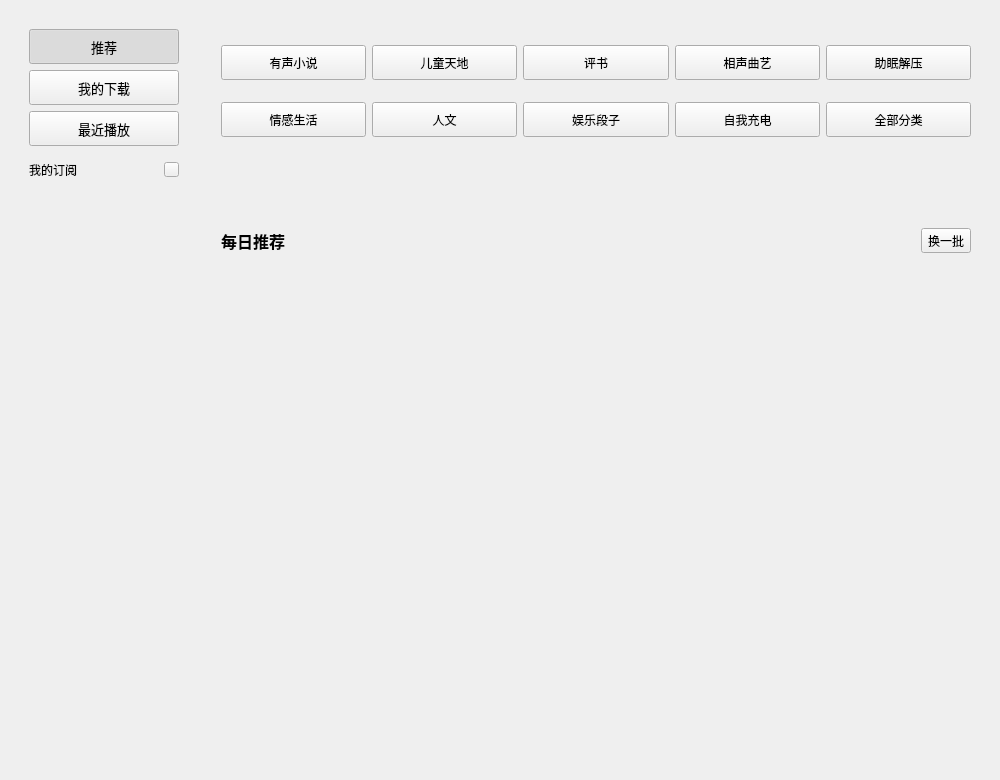
Above: KuGouStart/ListenBook/ListenBook.ui from a-mo-xi-wei/Qt-KuGouAppClient before the change. Below: the same form after it.
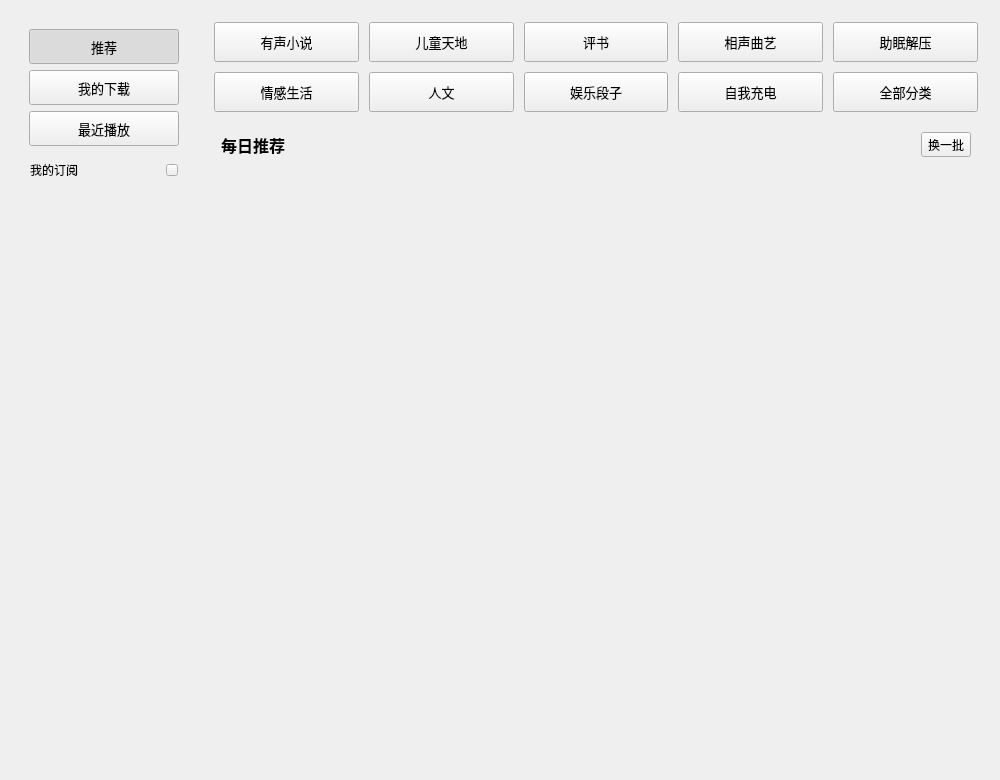
That is the form after the change. Custom widgets are drawn as their Qt base class.

```diff
--- a/KuGouStart/ListenBook/ListenBook.ui
+++ b/KuGouStart/ListenBook/ListenBook.ui
@@ -156,14 +156,14 @@
          <widget class="QToolButton" name="indicator_toolButton">
           <property name="minimumSize">
            <size>
-            <width>15</width>
-            <height>15</height>
+            <width>12</width>
+            <height>12</height>
            </size>
           </property>
           <property name="maximumSize">
            <size>
-            <width>15</width>
-            <height>15</height>
+            <width>12</width>
+            <height>12</height>
            </size>
           </property>
           <property name="cursor">
@@ -172,6 +172,12 @@
           <property name="text">
            <string/>
           </property>
+          <property name="iconSize">
+           <size>
+            <width>10</width>
+            <height>10</height>
+           </size>
+          </property>
           <property name="checkable">
            <bool>true</bool>
           </property>
@@ -199,92 +205,23 @@
     <widget class="QWidget" name="widget_4" native="true">
      <layout class="QVBoxLayout" name="verticalLayout_3">
       <item>
-       <widget class="QWidget" name="widget_3" native="true">
+       <widget class="QWidget" name="classify_widget" native="true">
         <layout class="QGridLayout" name="gridLayout">
-         <item row="0" column="0">
-          <widget class="QToolButton" name="toolButton_5">
-           <property name="sizePolicy">
-            <sizepolicy hsizetype="Expanding" vsizetype="Fixed">
-             <horstretch>0</horstretch>
-             <verstretch>0</verstretch>
-            </sizepolicy>
-           </property>
-           <property name="minimumSize">
-            <size>
-             <width>0</width>
-             <height>35</height>
-            </size>
-           </property>
-           <property name="maximumSize">
-            <size>
-             <width>16777215</width>
-             <height>35</height>
-            </size>
-           </property>
-           <property name="cursor">
-            <cursorShape>PointingHandCursor</cursorShape>
-           </property>
-           <property name="text">
-            <string>有声小说</string>
-           </property>
-          </widget>
-         </item>
-         <item row="0" column="1">
-          <widget class="QToolButton" name="toolButton_6">
-           <property name="sizePolicy">
-            <sizepolicy hsizetype="Expanding" vsizetype="Fixed">
-             <horstretch>0</horstretch>
-             <verstretch>0</verstretch>
-            </sizepolicy>
-           </property>
-           <property name="minimumSize">
-            <size>
-             <width>0</width>
-             <height>35</height>
-            </size>
-           </property>
-           <property name="maximumSize">
-            <size>
-             <width>16777215</width>
-             <height>35</height>
-            </size>
-           </property>
-           <property name="cursor">
-            <cursorShape>PointingHandCursor</cursorShape>
-           </property>
-           <property name="text">
-            <string>儿童天地</string>
-           </property>
-          </widget>
-         </item>
-         <item row="0" column="2">
-          <widget class="QToolButton" name="toolButton_7">
-           <property name="sizePolicy">
-            <sizepolicy hsizetype="Expanding" vsizetype="Fixed">
-             <horstretch>0</horstretch>
-             <verstretch>0</verstretch>
-            </sizepolicy>
-           </property>
-           <property name="minimumSize">
-            <size>
-             <width>0</width>
-             <height>35</height>
-            </size>
-           </property>
-           <property name="maximumSize">
-            <size>
-             <width>16777215</width>
-             <height>35</height>
-            </size>
-           </property>
-           <property name="cursor">
-            <cursorShape>PointingHandCursor</cursorShape>
-           </property>
-           <property name="text">
-            <string>评书</string>
-           </property>
-          </widget>
-         </item>
+         <property name="leftMargin">
+          <number>2</number>
+         </property>
+         <property name="topMargin">
+          <number>2</number>
+         </property>
+         <property name="rightMargin">
+          <number>2</number>
+         </property>
+         <property name="bottomMargin">
+          <number>5</number>
+         </property>
+         <property name="spacing">
+          <number>10</number>
+         </property>
          <item row="0" column="3">
           <widget class="QToolButton" name="toolButton_8">
            <property name="sizePolicy">
@@ -296,15 +233,20 @@
            <property name="minimumSize">
             <size>
              <width>0</width>
-             <height>35</height>
+             <height>40</height>
             </size>
            </property>
            <property name="maximumSize">
             <size>
              <width>16777215</width>
-             <height>35</height>
+             <height>40</height>
             </size>
            </property>
+           <property name="font">
+            <font>
+             <pointsize>10</pointsize>
+            </font>
+           </property>
            <property name="cursor">
             <cursorShape>PointingHandCursor</cursorShape>
            </property>
@@ -313,6 +255,39 @@
            </property>
           </widget>
          </item>
+         <item row="1" column="2">
+          <widget class="QToolButton" name="toolButton_13">
+           <property name="sizePolicy">
+            <sizepolicy hsizetype="Expanding" vsizetype="Fixed">
+             <horstretch>0</horstretch>
+             <verstretch>0</verstretch>
+            </sizepolicy>
+           </property>
+           <property name="minimumSize">
+            <size>
+             <width>0</width>
+             <height>40</height>
+            </size>
+           </property>
+           <property name="maximumSize">
+            <size>
+             <width>16777215</width>
+             <height>40</height>
+            </size>
+           </property>
+           <property name="font">
+            <font>
+             <pointsize>10</pointsize>
+            </font>
+           </property>
+           <property name="cursor">
+            <cursorShape>PointingHandCursor</cursorShape>
+           </property>
+           <property name="text">
+            <string>娱乐段子</string>
+           </property>
+          </widget>
+         </item>
          <item row="0" column="4">
           <widget class="QToolButton" name="toolButton_9">
            <property name="sizePolicy">
@@ -324,15 +299,20 @@
            <property name="minimumSize">
             <size>
              <width>0</width>
-             <height>35</height>
+             <height>40</height>
             </size>
            </property>
            <property name="maximumSize">
             <size>
              <width>16777215</width>
-             <height>35</height>
+             <height>40</height>
             </size>
            </property>
+           <property name="font">
+            <font>
+             <pointsize>10</pointsize>
+            </font>
+           </property>
            <property name="cursor">
             <cursorShape>PointingHandCursor</cursorShape>
            </property>
@@ -341,34 +321,6 @@
            </property>
           </widget>
          </item>
-         <item row="1" column="0">
-          <widget class="QToolButton" name="toolButton_10">
-           <property name="sizePolicy">
-            <sizepolicy hsizetype="Expanding" vsizetype="Fixed">
-             <horstretch>0</horstretch>
-             <verstretch>0</verstretch>
-            </sizepolicy>
-           </property>
-           <property name="minimumSize">
-            <size>
-             <width>0</width>
-             <height>35</height>
-            </size>
-           </property>
-           <property name="maximumSize">
-            <size>
-             <width>16777215</width>
-             <height>35</height>
-            </size>
-           </property>
-           <property name="cursor">
-            <cursorShape>PointingHandCursor</cursorShape>
-           </property>
-           <property name="text">
-            <string>情感生活</string>
-           </property>
-          </widget>
-         </item>
          <item row="1" column="1">
           <widget class="QToolButton" name="toolButton_12">
            <property name="sizePolicy">
@@ -380,15 +332,20 @@
            <property name="minimumSize">
             <size>
              <width>0</width>
-             <height>35</height>
+             <height>40</height>
             </size>
            </property>
            <property name="maximumSize">
             <size>
              <width>16777215</width>
-             <height>35</height>
+             <height>40</height>
             </size>
            </property>
+           <property name="font">
+            <font>
+             <pointsize>10</pointsize>
+            </font>
+           </property>
            <property name="cursor">
             <cursorShape>PointingHandCursor</cursorShape>
            </property>
@@ -397,8 +354,8 @@
            </property>
           </widget>
          </item>
-         <item row="1" column="2">
-          <widget class="QToolButton" name="toolButton_13">
+         <item row="0" column="0">
+          <widget class="QToolButton" name="toolButton_5">
            <property name="sizePolicy">
             <sizepolicy hsizetype="Expanding" vsizetype="Fixed">
              <horstretch>0</horstretch>
@@ -408,20 +365,59 @@
            <property name="minimumSize">
             <size>
              <width>0</width>
-             <height>35</height>
+             <height>40</height>
             </size>
            </property>
            <property name="maximumSize">
             <size>
              <width>16777215</width>
-             <height>35</height>
+             <height>40</height>
             </size>
            </property>
+           <property name="font">
+            <font>
+             <pointsize>10</pointsize>
+            </font>
+           </property>
            <property name="cursor">
             <cursorShape>PointingHandCursor</cursorShape>
            </property>
            <property name="text">
-            <string>娱乐段子</string>
+            <string>有声小说</string>
+           </property>
+          </widget>
+         </item>
+         <item row="1" column="4">
+          <widget class="IconBesideTextToolButton" name="all_classify_toolButton">
+           <property name="sizePolicy">
+            <sizepolicy hsizetype="Expanding" vsizetype="Fixed">
+             <horstretch>0</horstretch>
+             <verstretch>0</verstretch>
+            </sizepolicy>
+           </property>
+           <property name="minimumSize">
+            <size>
+             <width>0</width>
+             <height>40</height>
+            </size>
+           </property>
+           <property name="maximumSize">
+            <size>
+             <width>16777215</width>
+             <height>40</height>
+            </size>
+           </property>
+           <property name="font">
+            <font>
+             <family>Microsoft YaHei UI</family>
+             <pointsize>10</pointsize>
+            </font>
+           </property>
+           <property name="cursor">
+            <cursorShape>PointingHandCursor</cursorShape>
+           </property>
+           <property name="text">
+            <string>全部分类</string>
            </property>
           </widget>
          </item>
@@ -436,15 +432,21 @@
            <property name="minimumSize">
             <size>
              <width>0</width>
-             <height>35</height>
+             <height>40</height>
             </size>
            </property>
            <property name="maximumSize">
             <size>
              <width>16777215</width>
-             <height>35</height>
+             <height>40</height>
             </size>
            </property>
+           <property name="font">
+            <font>
+             <family>Microsoft YaHei UI</family>
+             <pointsize>10</pointsize>
+            </font>
+           </property>
            <property name="cursor">
             <cursorShape>PointingHandCursor</cursorShape>
            </property>
@@ -453,8 +455,8 @@
            </property>
           </widget>
          </item>
-         <item row="1" column="4">
-          <widget class="IconBesideTextToolButton" name="toolButton_14">
+         <item row="1" column="0">
+          <widget class="QToolButton" name="toolButton_10">
            <property name="sizePolicy">
             <sizepolicy hsizetype="Expanding" vsizetype="Fixed">
              <horstretch>0</horstretch>
@@ -464,20 +466,91 @@
            <property name="minimumSize">
             <size>
              <width>0</width>
-             <height>35</height>
+             <height>40</height>
             </size>
            </property>
            <property name="maximumSize">
             <size>
              <width>16777215</width>
-             <height>35</height>
+             <height>40</height>
             </size>
            </property>
+           <property name="font">
+            <font>
+             <pointsize>10</pointsize>
+            </font>
+           </property>
            <property name="cursor">
             <cursorShape>PointingHandCursor</cursorShape>
            </property>
            <property name="text">
-            <string>全部分类</string>
+            <string>情感生活</string>
+           </property>
+          </widget>
+         </item>
+         <item row="0" column="2">
+          <widget class="QToolButton" name="toolButton_7">
+           <property name="sizePolicy">
+            <sizepolicy hsizetype="Expanding" vsizetype="Fixed">
+             <horstretch>0</horstretch>
+             <verstretch>0</verstretch>
+            </sizepolicy>
+           </property>
+           <property name="minimumSize">
+            <size>
+             <width>0</width>
+             <height>40</height>
+            </size>
+           </property>
+           <property name="maximumSize">
+            <size>
+             <width>16777215</width>
+             <height>40</height>
+            </size>
+           </property>
+           <property name="font">
+            <font>
+             <pointsize>10</pointsize>
+            </font>
+           </property>
+           <property name="cursor">
+            <cursorShape>PointingHandCursor</cursorShape>
+           </property>
+           <property name="text">
+            <string>评书</string>
+           </property>
+          </widget>
+         </item>
+         <item row="0" column="1">
+          <widget class="QToolButton" name="toolButton_6">
+           <property name="sizePolicy">
+            <sizepolicy hsizetype="Expanding" vsizetype="Fixed">
+             <horstretch>0</horstretch>
+             <verstretch>0</verstretch>
+            </sizepolicy>
+           </property>
+           <property name="minimumSize">
+            <size>
+             <width>0</width>
+             <height>40</height>
+            </size>
+           </property>
+           <property name="maximumSize">
+            <size>
+             <width>16777215</width>
+             <height>40</height>
+            </size>
+           </property>
+           <property name="font">
+            <font>
+             <pointsize>10</pointsize>
+            </font>
+           </property>
+           <property name="cursor">
+            <cursorShape>PointingHandCursor</cursorShape>
+           </property>
+           <property name="text">
+            <string>儿童天地</string>
            </property>
           </widget>
          </item>
@@ -485,7 +558,7 @@
        </widget>
       </item>
       <item>
-       <widget class="QWidget" name="widget_5" native="true">
+       <widget class="QWidget" name="title_widget" native="true">
         <layout class="QHBoxLayout" name="horizontalLayout_2">
          <item>
           <widget class="QLabel" name="label_2">
@@ -514,13 +587,16 @@
           </spacer>
          </item>
          <item>
-          <widget class="QToolButton" name="toolButton_15">
+          <widget class="QToolButton" name="refresh_toolButton">
            <property name="cursor">
             <cursorShape>PointingHandCursor</cursorShape>
            </property>
            <property name="text">
             <string>换一批</string>
            </property>
+           <property name="toolButtonStyle">
+            <enum>Qt::ToolButtonTextBesideIcon</enum>
+           </property>
           </widget>
          </item>
         </layout>
@@ -545,7 +621,23 @@
        </widget>
       </item>
       <item>
-       <widget class="QWidget" name="widget_6" native="true"/>
+       <widget class="QWidget" name="widget_6" native="true">
+        <layout class="QVBoxLayout" name="verticalLayout_4">
+         <item>
+          <spacer name="verticalSpacer_2">
+           <property name="orientation">
+            <enum>Qt::Vertical</enum>
+           </property>
+           <property name="sizeHint" stdset="0">
+            <size>
+             <width>20</width>
+             <height>534</height>
+            </size>
+           </property>
+          </spacer>
+         </item>
+        </layout>
+       </widget>
       </item>
      </layout>
     </widget>
```
